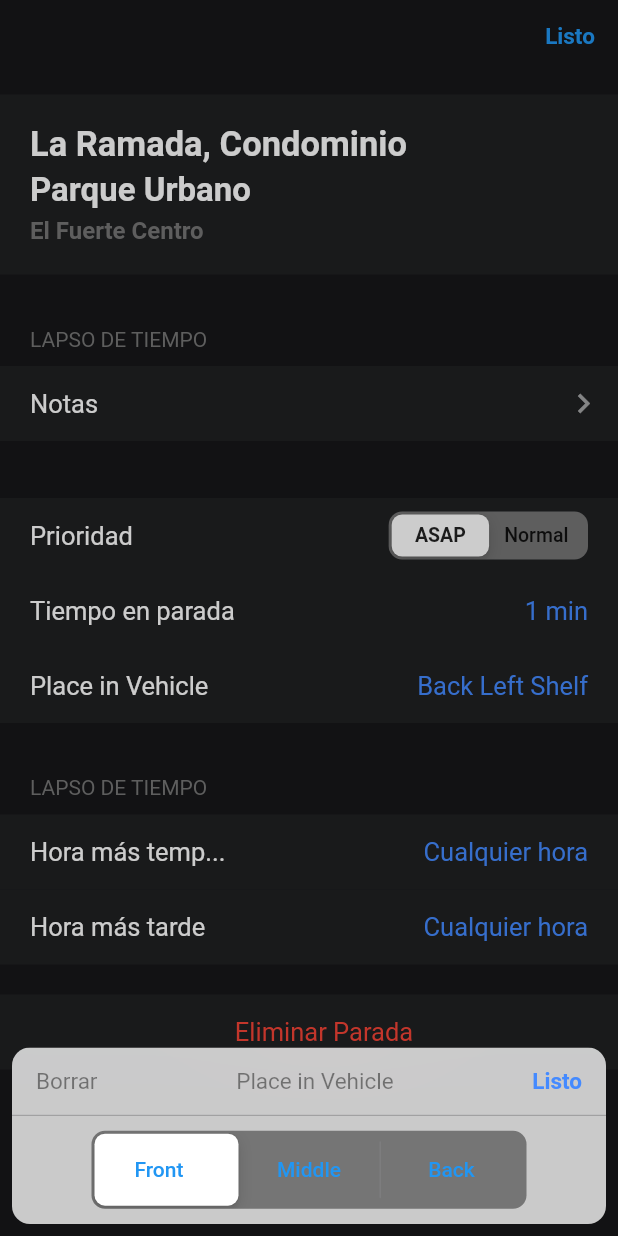
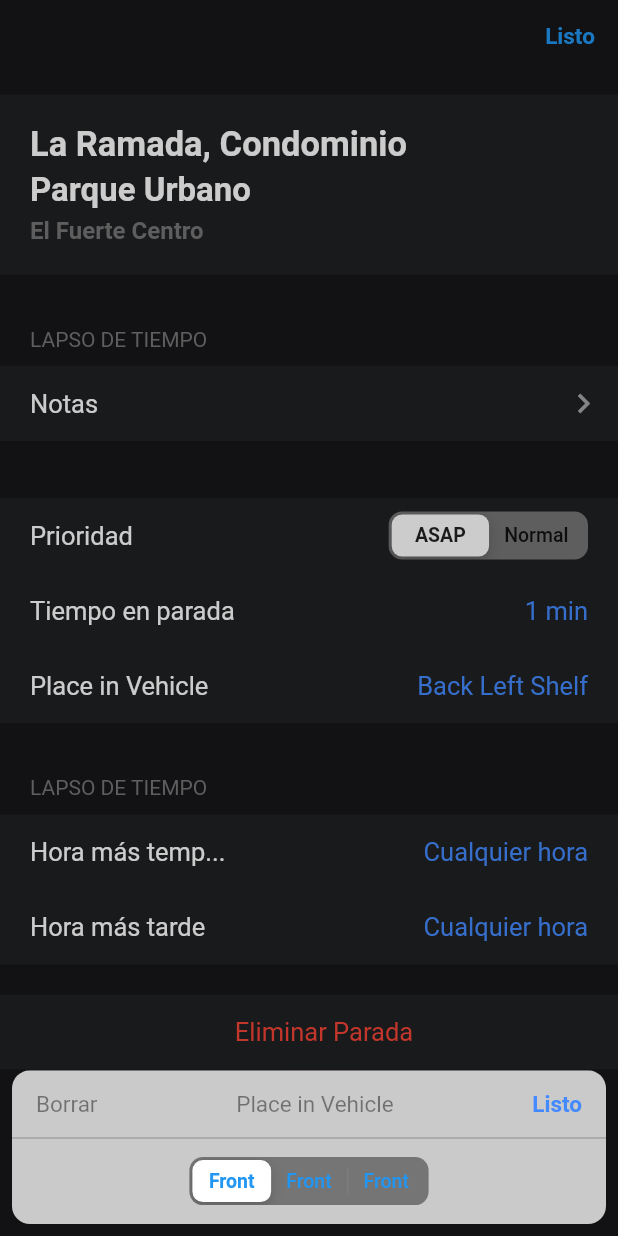
Before and after one commit to lrlucas/flutter_road_circuit, a Flutter app: the EditDirectionPage screen opened by its route, after a tap on "Place in Vehicle", on a phone screen of 412 x 824 dp. Run offline on Flutter 3.47's test engine with Material 2 defaults, Android fonts, the phone set to English and light mode, and no system bars; our stand-ins replace google_maps_flutter.

Commit message:
terminar de arreglar el widget del timer

```diff
--- a/lib/pages/edit_direction_page.dart
+++ b/lib/pages/edit_direction_page.dart
@@ -1,5 +1,6 @@
 import 'package:flutter/cupertino.dart';
 import 'package:flutter/material.dart';
+import 'package:flutter_road_circuit/widgets/custom_timer.dart';
 import 'package:flutter_road_circuit/widgets/place_vehicle_action_sheet.dart';
 
 class EditDirectionPage extends StatefulWidget {
@@ -293,7 +294,8 @@ class _EditDirectionPageState extends State<EditDirectionPage> {
                 ),
               ),
 
-              Padding(
+              InkWell(
+                child: Padding(
                   padding: EdgeInsets.only(top: 0.0),
                   child: Container(
                     width: size.width,
@@ -328,6 +330,13 @@ class _EditDirectionPageState extends State<EditDirectionPage> {
                       ],
                     ),
                   ),
+                ),
+                onTap: () {
+                  showCupertinoModalPopup(
+                    context: context,
+                    builder: (BuildContext context) => CustomTimer(),
+                  );
+                },
               ),
 
               Padding(
--- a/lib/widgets/place_vehicle_action_sheet.dart
+++ b/lib/widgets/place_vehicle_action_sheet.dart
@@ -34,17 +34,31 @@ class PlaceVehicleActionSheet extends StatelessWidget {
           ],
         ),
         actions: [
+          // Row(
+          //   mainAxisAlignment: MainAxisAlignment.spaceBetween,
+          //   children: [
+          //     ElevatedButton(
+          //       child: Text("Front"),
+          //       onPressed: () {},
+          //     ),
+          //     ElevatedButton(
+          //       child: Text("Front"),
+          //       onPressed: () {},
+          //     ),
+          //     ElevatedButton(
+          //       child: Text("Front"),
+          //       onPressed: () {},
+          //     ),
+          //   ],
+          // )
           CupertinoActionSheetAction(
             child: CupertinoSlidingSegmentedControl(
               backgroundColor: Colors.grey[600],
               groupValue: 0,
               children: {
-                0: Padding(
-                  padding: EdgeInsets.only(right: 10.0),
-                  child: TextButton(onPressed: () {}, child: Text('Front')),
-                ),
-                1: TextButton(onPressed: () {}, child: Text('Middle')),
-                2: TextButton(onPressed: () {}, child: Text('Back')),
+                0: Text('Front'),
+                1: Text('Front'),
+                2: Text('Front'),
               },
               onValueChanged: (int i) {},
             ),
```
Also changed, not shown: lib/pages/home_page.dart (+21 -18 lines), lib/widgets/custom_timer.dart (added, +24 -0 lines). Lines whose indentation alone changed are shown as unchanged.
